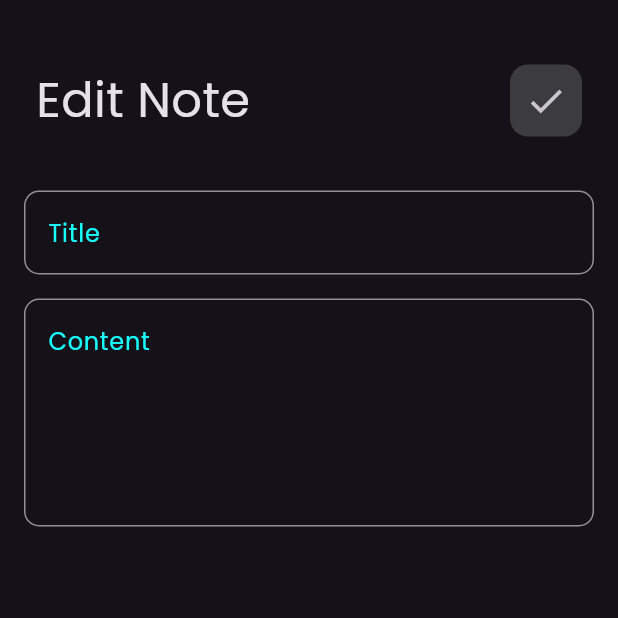
After one commit to mohamed-oraby10/notes_app, a Flutter app: the screen it shows after launch, after a tap on "Flutter tips", on a phone screen of 412 x 824 dp, the top half of it. The commit adds this screen. Run offline on Flutter 3.47's test engine with Material 3 defaults, Android fonts, the phone set to English and light mode, and no system bars.

Commit message:
create edit note view

```diff
--- a/lib/main.dart
+++ b/lib/main.dart
@@ -1,4 +1,5 @@
 import 'package:flutter/material.dart';
+import 'package:notes_app/views/edit_notes_view.dart';
 import 'package:notes_app/views/notes_view.dart';
 
 void main() {
@@ -10,7 +11,9 @@ class NotesApp extends StatelessWidget {
   @override
   Widget build(BuildContext context) {
     return MaterialApp(
-
+      routes: {
+        EditNotesView.id : (context) => EditNotesView()
+      },
       theme: ThemeData(brightness:Brightness.dark,
       fontFamily: "Poppins",),
       debugShowCheckedModeBanner: false,
--- /dev/null
+++ b/lib/views/edit_notes_view.dart
@@ -0,0 +1,25 @@
+import 'package:flutter/material.dart';
+import 'package:notes_app/widgets/add_text_field.dart';
+import 'package:notes_app/widgets/custom_app_bar.dart';
+
+class EditNotesView extends StatelessWidget {
+  const EditNotesView({super.key});
+  static String id = "editNotesView";
+
+  @override
+  Widget build(BuildContext context) {
+    return Scaffold(
+      body: Padding(
+        padding: const EdgeInsets.symmetric(vertical: 35,horizontal: 16),
+        child: Column(
+          children: [
+            CustomAppBar(text: "Edit Note", barIcon: Icons.check),
+            SizedBox(height: 20,),
+            AddTextField(hint: "Title"),
+            AddTextField(hint: "Content", maxLines: 5),
+          ],
+        ),
+      ),
+    );
+  }
+}
--- a/lib/widgets/custom_app_bar.dart
+++ b/lib/widgets/custom_app_bar.dart
@@ -1,15 +1,16 @@
 import 'package:flutter/material.dart';
 
 class CustomAppBar extends StatelessWidget {
-  const CustomAppBar({super.key});
-
+  const CustomAppBar({super.key, required this.text,required this.barIcon});
+  final String text;
+  final IconData barIcon;
   @override
   Widget build(BuildContext context) {
     return Padding(
       padding: const EdgeInsets.all(8.0),
       child: Row(
         children: [
-          Text("Notes", style: TextStyle(fontSize: 32)),
+          Text(text, style: TextStyle(fontSize: 32)),
           Spacer(),
           Container(
             decoration: BoxDecoration(
@@ -18,7 +19,7 @@ class CustomAppBar extends StatelessWidget {
             ),
             child: IconButton(
               onPressed: () {},
-              icon: Icon(Icons.search, size: 28),
+              icon: Icon(barIcon, size: 28),
             ),
           ),
         ],
--- a/lib/widgets/note_item.dart
+++ b/lib/widgets/note_item.dart
@@ -1,4 +1,5 @@
 import 'package:flutter/material.dart';
+import 'package:notes_app/views/edit_notes_view.dart';
 
 class NoteItem extends StatelessWidget {
   const NoteItem({super.key});
@@ -7,8 +8,12 @@ class NoteItem extends StatelessWidget {
   Widget build(BuildContext context) {
     return Padding(
       padding: const EdgeInsets.symmetric(vertical: 4),
+      child: GestureDetector(
+        onTap: () {
+          Navigator.pushNamed(context, EditNotesView.id);
+        },
         child: Container(
-        padding: EdgeInsets.only(top: 24,bottom: 24,left: 16),
+          padding: EdgeInsets.only(top: 24, bottom: 24, left: 16),
           decoration: BoxDecoration(
             color: Color(0xffffcc80),
             borderRadius: BorderRadius.circular(16),
@@ -17,24 +22,31 @@ class NoteItem extends StatelessWidget {
             crossAxisAlignment: CrossAxisAlignment.end,
             children: [
               ListTile(
-              title: Text("Flutter tips", style: TextStyle(color: Colors.black,fontSize: 26)),
+                title: Text(
+                  "Flutter tips",
+                  style: TextStyle(color: Colors.black, fontSize: 26),
+                ),
                 subtitle: Padding(
-                padding: const EdgeInsets.only(top: 16,bottom: 8),
+                  padding: const EdgeInsets.only(top: 16, bottom: 8),
                   child: Text(
                     "build your career with mohamed oraby",
-                  style: TextStyle(color: Colors.black,fontSize: 17),
+                    style: TextStyle(color: Colors.black, fontSize: 17),
                   ),
                 ),
                 trailing: IconButton(
                   onPressed: () {},
-                icon: Icon(Icons.delete, color: Colors.black,size: 35,),
+                  icon: Icon(Icons.delete, color: Colors.black, size: 35),
                 ),
               ),
               Padding(
                 padding: const EdgeInsets.only(right: 24),
-              child: Text("July 7, 2025", style: TextStyle(color: Colors.black,fontSize: 16)),
+                child: Text(
+                  "July 7, 2025",
+                  style: TextStyle(color: Colors.black, fontSize: 16),
+                ),
               ),
             ],
+          ),
         ),
       ),
     );
--- a/lib/widgets/notes_app_body.dart
+++ b/lib/widgets/notes_app_body.dart
@@ -12,7 +12,7 @@ class NotesAppBody extends StatelessWidget {
       child: Column(
         children: [
           SizedBox(height: 25,),
-          CustomAppBar(),
+          CustomAppBar(text: "Notes",barIcon: Icons.search,),
           SizedBox(height: 5,),
          Expanded(child: NoteListView()) ,
         ],
```
Also changed, not shown: lib/widgets/sheet_button.dart (+8 -7 lines). Lines whose indentation alone changed are shown as unchanged.
